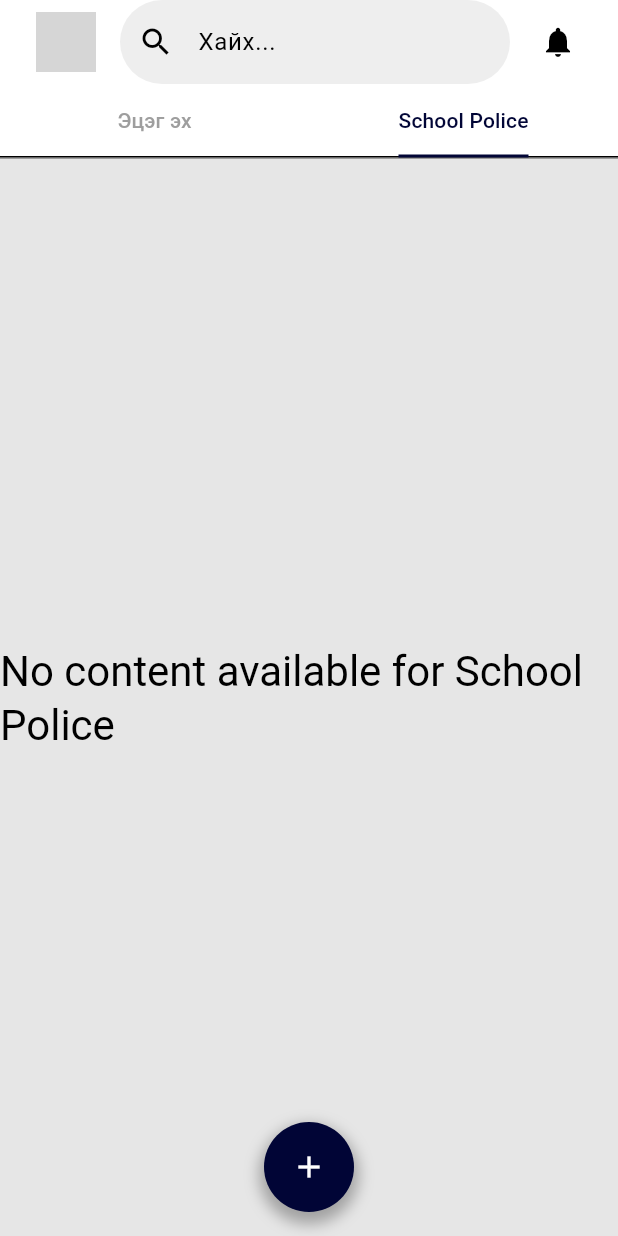
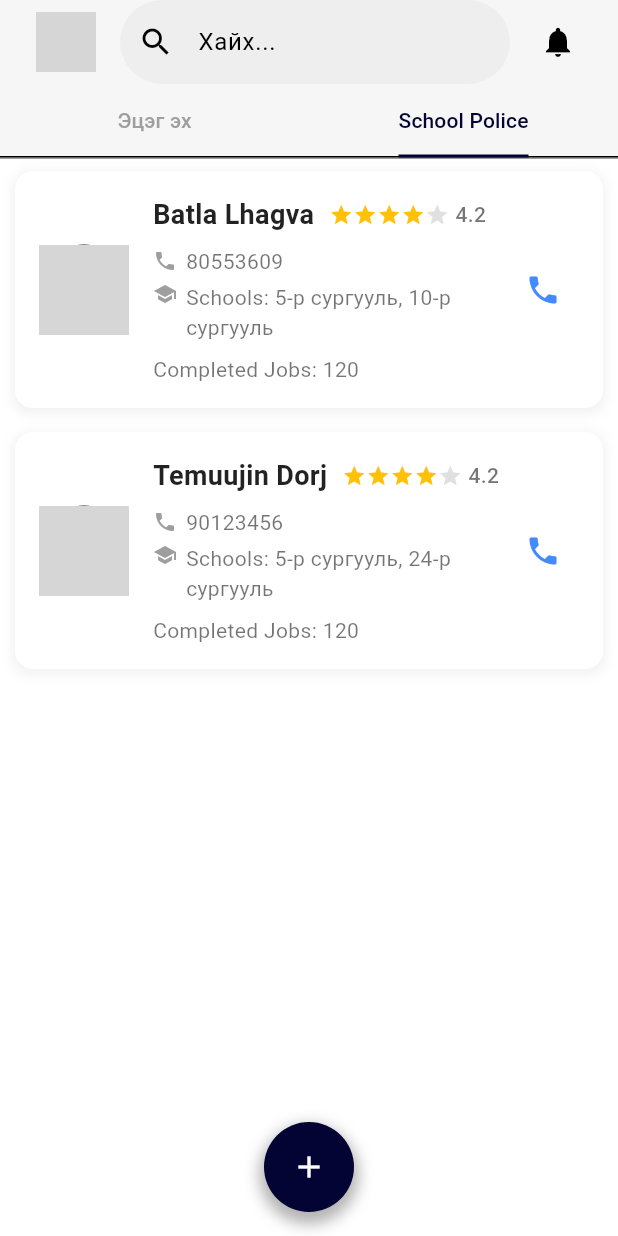
Before and after one commit to imthewolverine/schoolPolice, a Flutter app: the HomeScreen screen opened directly, tab 2 chosen, on a phone screen of 412 x 824 dp. Run offline on Flutter 3.47's test engine with Material 3 defaults, Android fonts, the phone set to English and light mode, and no system bars; our stand-ins replace equatable, flutter_bloc, flutter_map, flutter_secure_storage, latlong2, location and 1 more; accounts and stored records are empty; network calls fail; grey boxes are pictures that could not be loaded.

Commit message:
school police home screen

```diff
--- a/lib/models/user_model.dart
+++ b/lib/models/user_model.dart
@@ -1,4 +1,6 @@
 import 'dart:io';
+
+enum UserRole { parent, schoolPolice }
 
 class User {
   final String username;
@@ -8,6 +10,8 @@ class User {
   final int phoneNumber;
   final String password;
   final File? image;
+  final UserRole role;
+  final List<String>? assignedSchools; // Only for schoolPolice
 
   User({
     required this.username,
@@ -17,6 +21,8 @@ class User {
     required this.phoneNumber,
     required this.password,
     this.image,
+    required this.role,
+    required this.assignedSchools, // This will be null for `parent`
   });
 
   User copyWith({
@@ -27,6 +33,8 @@ class User {
     int? phoneNumber,
     String? password,
     File? image,
+    UserRole? role,
+    List<String>? assignedSchools,
   }) {
     return User(
       username: username ?? this.username,
@@ -36,6 +44,8 @@ class User {
       phoneNumber: phoneNumber ?? this.phoneNumber,
       password: password ?? this.password,
       image: image ?? this.image,
+      role: role ?? this.role,
+      assignedSchools: assignedSchools ?? this.assignedSchools,
     );
   }
 
@@ -48,6 +58,8 @@ class User {
       'phoneNumber': phoneNumber,
       'password': password,
       'image': image?.path,
+      'role': role.toString().split('.').last,
+      'assignedSchools': assignedSchools, // List of assigned schools
     };
   }
 
@@ -60,6 +72,11 @@ class User {
       phoneNumber: map['phoneNumber'],
       password: map['password'],
       image: map['image'] != null ? File(map['image']) : null,
+      role: UserRole.values.firstWhere(
+              (e) => e.toString() == 'UserRole.${map['role']}'),
+      assignedSchools: map['assignedSchools'] != null
+          ? List<String>.from(map['assignedSchools'])
+          : null,
     );
   }
 }
--- a/lib/screens/ad_description_screen/ad_description_screen.dart
+++ b/lib/screens/ad_description_screen/ad_description_screen.dart
@@ -25,7 +25,7 @@ class _AdDescriptionScreenState extends State<AdDescriptionScreen> {
   @override
   Widget build(BuildContext context) {
     return Scaffold(
-      backgroundColor: Color(0xFF010536),
+      backgroundColor: Theme.of(context).colorScheme.primary,
       body: SafeArea(
         child: Stack(
           children: [
@@ -378,6 +378,7 @@ class _AdDescriptionScreenState extends State<AdDescriptionScreen> {
       {required String label,
       required Color color,
       IconData? icon,
+        Color? textColor,
       required VoidCallback onPressed}) {
     return ElevatedButton.icon(
       style: ElevatedButton.styleFrom(
--- a/lib/screens/home_screen/home_bloc.dart
+++ b/lib/screens/home_screen/home_bloc.dart
@@ -8,24 +8,17 @@ class HomeBloc extends Bloc<HomeEvent, HomeState> {
   List<Ad> _ads = [];
   final DatabaseHelper _databaseHelper = DatabaseHelper();
 
-  HomeBloc() : super(HomeLoading()) {
-    on<LoadAds>(_onLoadAds);
-    on<AddNewAd>(_onAddNewAd);
-  }
-
-  void _onLoadAds(LoadAds event, Emitter<HomeState> emit) async {
-    emit(HomeLoading());
-    try {
-      _ads = await _databaseHelper.getAds();
-
-      // Add an example ad if the database is empty
-      if (_ads.isEmpty) {
-        _ads.add(
+  // Example ads to be shown if the database has no ads
+  static final List<Ad> exampleAds = [
     Ad(
       id: '1',
-            userName: 'Gigi',
-            profilePic: 'https://encrypted-tbn0.gstatic.com/images?q=tbn:ANd9GcRSxSycPmZ67xN1lxHxyMYOUPxZObOxnkLf6w&s',
-            address: '24-р сургууль',
+      userName: 'John Doe',
+      profilePic:
+      'https://encrypted-tbn0.gstatic.com/images?q=tbn:ANd9GcRSxSycPmZ67xN1lxHxyMYOUPxZObOxnkLf6w&s',
+      address: '5-р сургууль',
+      price: '50000',
+      date: '2024-10-10',
+      shift: '07:30-12:30',
       additionalInfo: '''
         This job requires a highly skilled and experienced individual who is passionate about working with students. The successful candidate will be responsible for ensuring safe and timely transportation of students to and from school, managing communications with parents, and coordinating schedules with school authorities.
 
@@ -41,14 +34,24 @@ class HomeBloc extends Bloc<HomeEvent, HomeState> {
 
         Working hours are flexible but will generally align with school hours. We’re looking for someone who is committed, reliable, and ready to be a part of our team in providing excellent service to our school community.
       ''',
-            price: '50,000',
-            date: '2024-10-28',
-            shift: 'Өглөө',
-            views: 15,
-            requestCount: 5,
     ),
+    // Add more example ads as needed
+  ];
 
-        );
+  HomeBloc() : super(HomeLoading()) {
+    on<LoadAds>(_onLoadAds);
+    on<AddNewAd>(_onAddNewAd);
+    on<SearchAds>(_onSearchAds);
+  }
+
+  void _onLoadAds(LoadAds event, Emitter<HomeState> emit) async {
+    emit(HomeLoading());
+    try {
+      _ads = await _databaseHelper.getAds();
+
+      // Use example ads if the database is empty
+      if (_ads.isEmpty) {
+        _ads = exampleAds;
       }
 
       emit(HomeLoaded(ads: _ads));
@@ -61,11 +64,24 @@ class HomeBloc extends Bloc<HomeEvent, HomeState> {
     emit(HomeLoading());
     try {
       await _databaseHelper.insertAd(event.newAd);
-      print('Ad inserted successfully.');
       _ads = await _databaseHelper.getAds();
+      if (_ads.isEmpty) {
+        _ads = exampleAds;
+      }
       emit(HomeLoaded(ads: _ads));
     } catch (e) {
       emit(HomeError('Failed to add new ad'));
     }
   }
+
+  void _onSearchAds(SearchAds event, Emitter<HomeState> emit) {
+    final query = event.query.toLowerCase();
+    final filteredAds = _ads.where((ad) {
+      return ad.userName.toLowerCase().contains(query) ||
+          ad.address.toLowerCase().contains(query) ||
+          ad.additionalInfo.toLowerCase().contains(query);
+    }).toList();
+
+    emit(HomeLoaded(ads: filteredAds, isSearchResult: true));
   }
+}
--- a/lib/screens/home_screen/home_event.dart
+++ b/lib/screens/home_screen/home_event.dart
@@ -1,16 +1,17 @@
 import 'package:equatable/equatable.dart';
-
 import '../../models/ad.dart'; // Import the Ad model
 
 abstract class HomeEvent extends Equatable {
   const HomeEvent();
 }
 
+// Load Ads Event
 class LoadAds extends HomeEvent {
   @override
   List<Object> get props => [];
 }
 
+// Add New Ad Event
 class AddNewAd extends HomeEvent {
   final Ad newAd;
 
@@ -19,3 +20,13 @@ class AddNewAd extends HomeEvent {
   @override
   List<Object> get props => [newAd];
 }
+
+// Search Ads Event
+class SearchAds extends HomeEvent {
+  final String query;
+
+  const SearchAds(this.query);
+
+  @override
+  List<Object> get props => [query];
+}
--- a/lib/screens/home_screen/home_screen.dart
+++ b/lib/screens/home_screen/home_screen.dart
@@ -8,77 +8,35 @@ import '../home_screen/home_bloc.dart';
 import '../home_screen/home_event.dart';
 import '../../models/ad.dart';
 import '../home_screen/home_state.dart';
+import '../school_police_home_screen/school_police_home_screen.dart';
+
 
 List<Ad> exampleAds = [
   Ad(
     id: '1',
     userName: 'John Doe',
     profilePic:
-        'https://encrypted-tbn0.gstatic.com/images?q=tbn:ANd9GcRSxSycPmZ67xN1lxHxyMYOUPxZObOxnkLf6w&s',
+    'https://encrypted-tbn0.gstatic.com/images?q=tbn:ANd9GcRSxSycPmZ67xN1lxHxyMYOUPxZObOxnkLf6w&s',
     address: '5-р сургууль',
     price: '50000',
     date: '2024-10-10',
     shift: '07:30-12:30',
     additionalInfo: '''
     This job requires a highly skilled and experienced individual who is passionate about working with students. The successful candidate will be responsible for ensuring safe and timely transportation of students to and from school, managing communications with parents, and coordinating schedules with school authorities.
-
-    Key Responsibilities:
-    - Safely transport students along the assigned route.
-    - Communicate effectively with parents and school staff.
-    - Ensure vehicle safety and perform regular maintenance checks.
-
-    Preferred Qualifications:
-    - Minimum of 3 years of driving experience.
-    - Good communication skills.
-    - Experience working with children is a plus.
-
-    Working hours are flexible but will generally align with school hours. We’re looking for someone who is committed, reliable, and ready to be a part of our team in providing excellent service to our school community.
   ''',
   ),
   Ad(
     id: '2',
     userName: 'Jane Smith',
     profilePic:
-        'https://encrypted-tbn0.gstatic.com/images?q=tbn:ANd9GcSvjId5ED74jYnBlek4hJ1jR5tOSeZ0V2KuXQ&s',
+    'https://encrypted-tbn0.gstatic.com/images?q=tbn:ANd9GcSvjId5ED74jYnBlek4hJ1jR5tOSeZ0V2KuXQ&s',
     address: '456 Oak Avenue, Town',
     price: '\$60/hour',
     date: '2024-10-12',
     shift: 'Evening Shift',
     additionalInfo: 'Seeking a weekend gig.',
   ),
-  Ad(
-    id: '3',
-    userName: 'Emily Johnson',
-    profilePic:
-        'https://encrypted-tbn0.gstatic.com/images?q=tbn:ANd9GcSvjId5ED74jYnBlek4hJ1jR5tOSeZ0V2KuXQ&s',
-    address: '789 Pine Road, Village',
-    price: '\$40/hour',
-    date: '2024-10-15',
-    shift: 'Afternoon Shift',
-    additionalInfo: 'Open for tutoring jobs.',
-  ),
-  Ad(
-    id: '4',
-    userName: 'Chris Lee',
-    profilePic:
-        'https://encrypted-tbn0.gstatic.com/images?q=tbn:ANd9GcRSxSycPmZ67xN1lxHxyMYOUPxZObOxnkLf6w&s',
-    address: '101 Maple Drive, Suburb',
-    price: '\$55/hour',
-    date: '2024-10-18',
-    shift: 'Night Shift',
-    additionalInfo: 'Available for night shifts.',
-  ),
-  Ad(
-    id: '5',
-    userName: 'Chris Lee',
-    profilePic:
-        'https://encrypted-tbn0.gstatic.com/images?q=tbn:ANd9GcRSxSycPmZ67xN1lxHxyMYOUPxZObOxnkLf6w&s',
-    address: '101 Maple Drive, Suburb',
-    price: '\$55/hour',
-    date: '2024-10-18',
-    shift: 'Night Shift',
-    additionalInfo: 'Available for night shifts.',
-  ),
+  // Add more example ads here if needed
 ];
 
 class HomeScreen extends StatelessWidget {
@@ -90,7 +48,7 @@ class HomeScreen extends StatelessWidget {
         create: (_) => HomeBloc()..add(LoadAds()),
         child: Scaffold(
           appBar: AppBar(
-            backgroundColor: Colors.white,
+            backgroundColor: Color(0xFFF6F6F6),
             elevation: 0,
             title: Row(
               children: [
@@ -167,7 +125,7 @@ class HomeScreen extends StatelessWidget {
                               return Center(child: CircularProgressIndicator());
                             } else if (state is HomeLoaded) {
                               final adsToShow =
-                                  state.ads.isEmpty ? exampleAds : state.ads;
+                              state.ads.isEmpty ? exampleAds : state.ads;
                               return _buildAdList(context, adsToShow);
                             } else if (state is HomeError) {
                               return _buildAdList(context, exampleAds);
@@ -181,13 +139,8 @@ class HomeScreen extends StatelessWidget {
                   ),
                 ],
               ),
-              // "School Police" Tab - Empty for now
-              Center(
-                child: Text(
-                  'No content available for School Police',
-                  style: Theme.of(context).textTheme.headlineMedium,
-                ),
-              ),
+              // "School Police" Tab - Displaying SchoolPoliceScreen
+              SchoolPoliceHomeScreen(parentSchool: '5-р сургууль',),
             ],
           ),
           floatingActionButton: Padding(
@@ -217,7 +170,7 @@ class HomeScreen extends StatelessWidget {
             ),
           ),
           floatingActionButtonLocation:
-              FloatingActionButtonLocation.centerDocked,
+          FloatingActionButtonLocation.centerDocked,
         ),
       ),
     );
@@ -268,7 +221,7 @@ class HomeScreen extends StatelessWidget {
           prefixIcon: Icon(Icons.search, color: Colors.black),
         ),
         onChanged: (query) {
-          // Search functionality
+          context.read<HomeBloc>().add(SearchAds(query));
         },
       ),
     );
--- a/lib/screens/home_screen/home_state.dart
+++ b/lib/screens/home_screen/home_state.dart
@@ -1,7 +1,5 @@
 import 'package:equatable/equatable.dart';
-
 import '../../models/ad.dart';
-
 
 class HomeState extends Equatable {
   const HomeState();
@@ -16,13 +14,13 @@ class HomeLoading extends HomeState {}
 
 class HomeLoaded extends HomeState {
   final List<Ad> ads;
+  final bool isSearchResult;
 
-  const HomeLoaded({required this.ads}); // Explicitly naming the parameter
+  const HomeLoaded({required this.ads, this.isSearchResult = false});
 
   @override
-  List<Object> get props => [ads];
+  List<Object> get props => [ads, isSearchResult];
 }
-
 
 class HomeError extends HomeState {
   final String message;
--- /dev/null
+++ b/lib/screens/school_police_home_screen/school_police_home_bloc.dart
@@ -0,0 +1,56 @@
+import 'package:flutter_bloc/flutter_bloc.dart';
+import 'school_police_home_event.dart';
+import 'school_police_home_state.dart';
+import '../../models/user_model.dart';
+
+class SchoolPoliceBloc extends Bloc<SchoolPoliceEvent, SchoolPoliceState> {
+  final List<User> schoolPoliceList = [
+    User(
+      username: 'admin',
+      firstName: 'Batla',
+      lastName: 'Lhagva',
+      password: '123',
+      email: 'batlhagva15@gmail.com',
+      phoneNumber: 80553609,
+      role: UserRole.schoolPolice,
+      assignedSchools: ['5-р сургууль', '10-р сургууль'],
+    ),
+    User(
+      username: 'police2',
+      firstName: 'Temuujin',
+      lastName: 'Dorj',
+      password: 'pass123',
+      email: 'temuujin@example.com',
+      phoneNumber: 90123456,
+      role: UserRole.schoolPolice,
+      assignedSchools: ['5-р сургууль', '24-р сургууль'],
+    ),
+    User(
+      username: 'police3',
+      firstName: 'Narangerel',
+      lastName: 'Bold',
+      password: 'password',
+      email: 'narangerel@example.com',
+      phoneNumber: 91234567,
+      role: UserRole.schoolPolice,
+      assignedSchools: ['24-р сургууль'],
+    ),
+  ];
+
+  SchoolPoliceBloc() : super(SchoolPoliceLoading()) {
+    on<LoadSchoolPolice>(_onLoadSchoolPolice);
+  }
+
+  void _onLoadSchoolPolice(LoadSchoolPolice event, Emitter<SchoolPoliceState> emit) {
+    try {
+      // Filter the list based on the parent’s school
+      final filteredSchoolPolice = schoolPoliceList.where((police) {
+        return police.assignedSchools?.contains(event.parentSchool) ?? false;
+      }).toList();
+
+      emit(SchoolPoliceLoaded(filteredSchoolPolice));
+    } catch (e) {
+      emit(SchoolPoliceError('Failed to load school police data.'));
+    }
+  }
+}
--- /dev/null
+++ b/lib/screens/school_police_home_screen/school_police_home_event.dart
@@ -0,0 +1,18 @@
+import 'package:equatable/equatable.dart';
+
+abstract class SchoolPoliceEvent extends Equatable {
+  const SchoolPoliceEvent();
+
+  @override
+  List<Object> get props => [];
+}
+
+// Event to load school police based on the parent’s school
+class LoadSchoolPolice extends SchoolPoliceEvent {
+  final String parentSchool;
+
+  const LoadSchoolPolice(this.parentSchool);
+
+  @override
+  List<Object> get props => [parentSchool];
+}
--- /dev/null
+++ b/lib/screens/school_police_home_screen/school_police_home_screen.dart
@@ -0,0 +1,156 @@
+import 'package:flutter/material.dart';
+import 'package:flutter_bloc/flutter_bloc.dart';
+import 'school_police_home_bloc.dart';
+import 'school_police_home_event.dart';
+import 'school_police_home_state.dart';
+
+class SchoolPoliceHomeScreen extends StatelessWidget {
+  final String parentSchool;
+
+  SchoolPoliceHomeScreen({required this.parentSchool});
+
+  @override
+  Widget build(BuildContext context) {
+    return BlocProvider(
+      create: (context) => SchoolPoliceBloc()..add(LoadSchoolPolice(parentSchool)),
+      child: Scaffold(
+        body: Padding(
+          padding: const EdgeInsets.symmetric(horizontal: 10),
+          child: BlocBuilder<SchoolPoliceBloc, SchoolPoliceState>(
+            builder: (context, state) {
+              if (state is SchoolPoliceLoading) {
+                return Center(child: CircularProgressIndicator());
+              } else if (state is SchoolPoliceLoaded) {
+                return ListView.builder(
+                  itemCount: state.schoolPolice.length,
+                  itemBuilder: (context, index) {
+                    final police = state.schoolPolice[index];
+
+                    // Sample rating and job completion count (ideally comes from model)
+                    final double rating = 4.2;
+                    final int completedJobs = 120;
+
+                    return Container(
+                      margin: const EdgeInsets.symmetric(vertical: 8),
+                      padding: const EdgeInsets.all(16),
+                      decoration: BoxDecoration(
+                        borderRadius: BorderRadius.circular(12),
+                        color: Colors.white,
+                        boxShadow: [
+                          BoxShadow(
+                            color: Colors.black.withOpacity(0.05),
+                            spreadRadius: 2,
+                            blurRadius: 6,
+                            offset: Offset(0, 2),
+                          ),
+                        ],
+                      ),
+                      child: Row(
+                        children: [
+                          CircleAvatar(
+                            radius: 30,
+                            backgroundImage: NetworkImage(
+                              'https://images.pexels.com/photos/2379004/pexels-photo-2379004.jpeg?auto=compress&cs=tinysrgb&dpr=1&w=500', // Replace with actual image URL
+                            ),
+                          ),
+                          SizedBox(width: 16),
+                          Expanded(
+                            child: Column(
+                              crossAxisAlignment: CrossAxisAlignment.start,
+                              children: [
+                                // Name and Rating Row
+                                Row(
+                                  children: [
+                                    Text(
+                                      '${police.firstName} ${police.lastName}',
+                                      style: TextStyle(
+                                        fontSize: 18,
+                                        fontWeight: FontWeight.w600,
+                                        color: Colors.black87,
+                                      ),
+                                    ),
+                                    SizedBox(width: 10),
+                                    Row(
+                                      children: List.generate(
+                                        5,
+                                            (starIndex) => Icon(
+                                          Icons.star,
+                                          color: starIndex < rating.floor()
+                                              ? Colors.amber
+                                              : Colors.grey.shade300,
+                                          size: 16,
+                                        ),
+                                      ),
+                                    ),
+                                    SizedBox(width: 4),
+                                    Text(
+                                      '$rating',
+                                      style: TextStyle(
+                                        fontSize: 14,
+                                        fontWeight: FontWeight.w500,
+                                        color: Colors.black54,
+                                      ),
+                                    ),
+                                  ],
+                                ),
+                                SizedBox(height: 8),
+                                // Phone and School Info
+                                Row(
+                                  children: [
+                                    Icon(Icons.phone, size: 16, color: Colors.grey),
+                                    SizedBox(width: 6),
+                                    Text(
+                                      police.phoneNumber.toString(),
+                                      style: TextStyle(color: Colors.black54),
+                                    ),
+                                  ],
+                                ),
+                                SizedBox(height: 4),
+                                Row(
+                                  crossAxisAlignment: CrossAxisAlignment.start,
+                                  children: [
+                                    Icon(Icons.school, size: 16, color: Colors.grey),
+                                    SizedBox(width: 6),
+                                    Expanded(
+                                      child: Text(
+                                        "Schools: ${police.assignedSchools?.join(', ')}",
+                                        style: TextStyle(color: Colors.black54),
+                                      ),
+                                    ),
+                                  ],
+                                ),
+                                SizedBox(height: 8),
+                                // Completed Jobs
+                                Text(
+                                  'Completed Jobs: $completedJobs',
+                                  style: TextStyle(
+                                    fontSize: 14,
+                                    color: Colors.black54,
+                                  ),
+                                ),
+                              ],
+                            ),
+                          ),
+                          IconButton(
+                            icon: Icon(Icons.phone, color: Colors.blueAccent),
+                            onPressed: () {
+                              // Implement call action
+                            },
+                          ),
+                        ],
+                      ),
+                    );
+                  },
+                );
+              } else if (state is SchoolPoliceError) {
+                return Center(child: Text(state.message));
+              } else {
+                return Center(child: Text("Unknown state"));
+              }
+            },
+          ),
+        ),
+      ),
+    );
+  }
+}
--- /dev/null
+++ b/lib/screens/school_police_home_screen/school_police_home_state.dart
@@ -0,0 +1,32 @@
+import 'package:equatable/equatable.dart';
+import 'package:school_police/models/user_model.dart';
+
+abstract class SchoolPoliceState extends Equatable {
+  const SchoolPoliceState();
+
+  @override
+  List<Object?> get props => [];
+}
+
+// Initial loading state
+class SchoolPoliceLoading extends SchoolPoliceState {}
+
+// State when school police data is successfully loaded
+class SchoolPoliceLoaded extends SchoolPoliceState {
+  final List<User> schoolPolice;
+
+  const SchoolPoliceLoaded(this.schoolPolice);
+
+  @override
+  List<Object?> get props => [schoolPolice];
+}
+
+// Error state
+class SchoolPoliceError extends SchoolPoliceState {
+  final String message;
+
+  const SchoolPoliceError(this.message);
+
+  @override
+  List<Object?> get props => [message];
+}
--- a/lib/screens/school_police_screen/school_police_screen.dart
+++ /dev/null
@@ -1,15 +0,0 @@
-import 'package:flutter/material.dart';
-
-class SchoolPoliceScreen extends StatelessWidget {
-  @override
-  Widget build(BuildContext context) {
-    return Scaffold(
-      appBar: AppBar(
-        title: Text('School Police Screen'),
-      ),
-      body: Center(
-        child: Text('Welcome to the School Police Screen!'),
-      ),
-    );
-  }
-}
--- a/lib/services/auth_service.dart
+++ b/lib/services/auth_service.dart
@@ -12,6 +12,8 @@ class AuthService {
       password: '123',
       email: 'batlhagva15@gmail.com',
       phoneNumber: 80553609,
+      role: UserRole.schoolPolice,
+      assignedSchools: ['5-р сургууль'],
     ),
     User(
       username: 'not admin',
@@ -19,7 +21,9 @@ class AuthService {
       lastName: 'batla',
       password: '321',
       email: 'batlhagva15@gmail.com',
-      phoneNumber: 90553609,
+      phoneNumber: 9055360,
+      role: UserRole.parent,
+      assignedSchools: ['5-р сургууль'],
     ),
   ];
 
@@ -28,7 +32,7 @@ class AuthService {
 
     try {
       final user = _users.firstWhere(
-        (user) => user.username == username && user.password == password,
+            (user) => user.username == username && user.password == password,
       );
       final token = 'dummy_token_for_${user.username}';
       await _secureStorage.saveToken(token);
--- a/lib/themes/theme_cubit.dart
+++ b/lib/themes/theme_cubit.dart
@@ -17,18 +17,26 @@ class ThemeDataStyle {
     useMaterial3: true,
     brightness: Brightness.light,
     colorScheme: const ColorScheme.light(
-      surface: Color.fromRGBO(230, 230, 230, 1),
-      primary: Color.fromRGBO(1, 5, 54, 1),
-      secondary: Color(0xFFFFFF00),
+      surface: Color(0xFFF6F6F6),
+      background: Color(0xFFFFFFFF),
+      primary: Color(0xFF040434),
+      secondary: Color(0xFFffff00),
+      tertiary: Color(0xFFffd531),
       surfaceContainerHighest: Color.fromRGBO(1, 5, 54, 1),
     ),
+    appBarTheme: const AppBarTheme(
+      backgroundColor: Color(0xFFF6F6F6), // TabBar color
+      foregroundColor: Colors.black,
+    ),
+    scaffoldBackgroundColor: Color(0xFFFFFFFF),
     elevatedButtonTheme: ElevatedButtonThemeData(
       style: ElevatedButton.styleFrom(
         backgroundColor: Color.fromRGBO(128, 0, 0, 1),
       ),
     ),
     inputDecorationTheme: InputDecorationTheme(
-      fillColor: Color.fromRGBO(200, 200, 200, 1),
+      fillColor: Color(0xFFE2E2E2), // Tag color
+      //fillColor: Color.fromRGBO(200, 200, 200, 1),
       filled: true,
       border: OutlineInputBorder(
         borderRadius: BorderRadius.circular(10),
--- a/pubspec.yaml
+++ b/pubspec.yaml
@@ -25,6 +25,7 @@ dependencies:
   cloud_firestore: ^5.4.4
   firebase_core: ^3.6.0
   location: ^5.0.0
+  geolocator: ^9.0.0
 
 dev_dependencies:
   flutter_test:
```
Also changed, not shown: lib/screens/time_record_screen/time_record_screen.dart (+55 -58 lines), lib/widgets/search_bar.dart (added, +28 -0 lines), pubspec.lock, 3 other files. Lines whose indentation alone changed are shown as unchanged.
